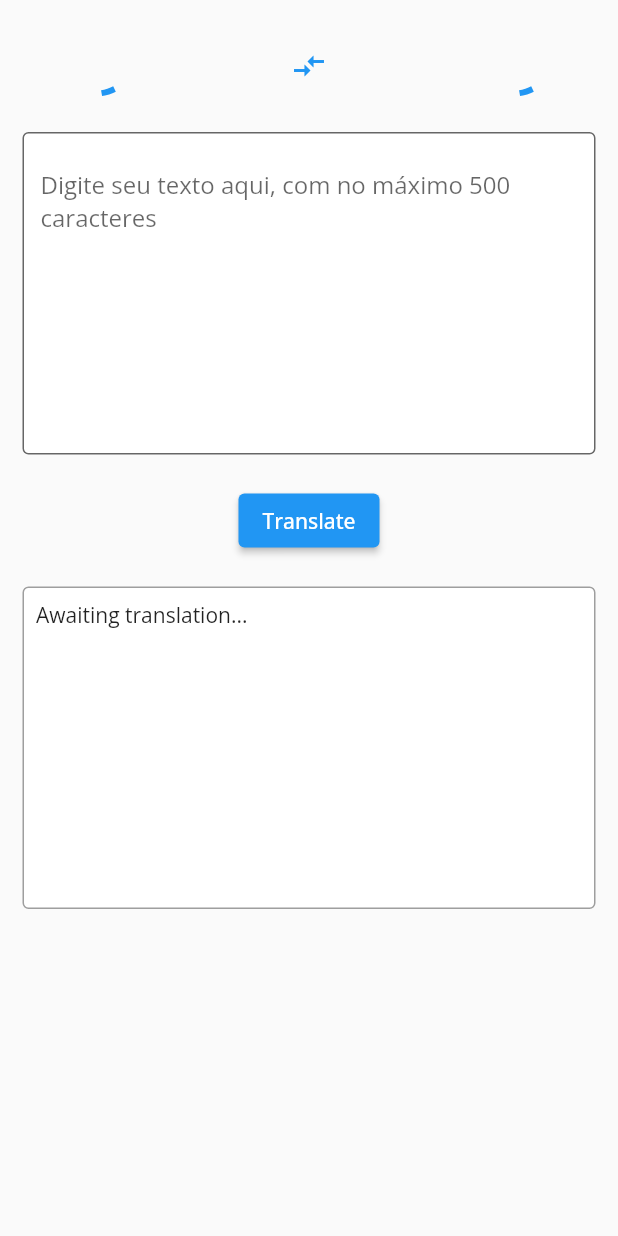
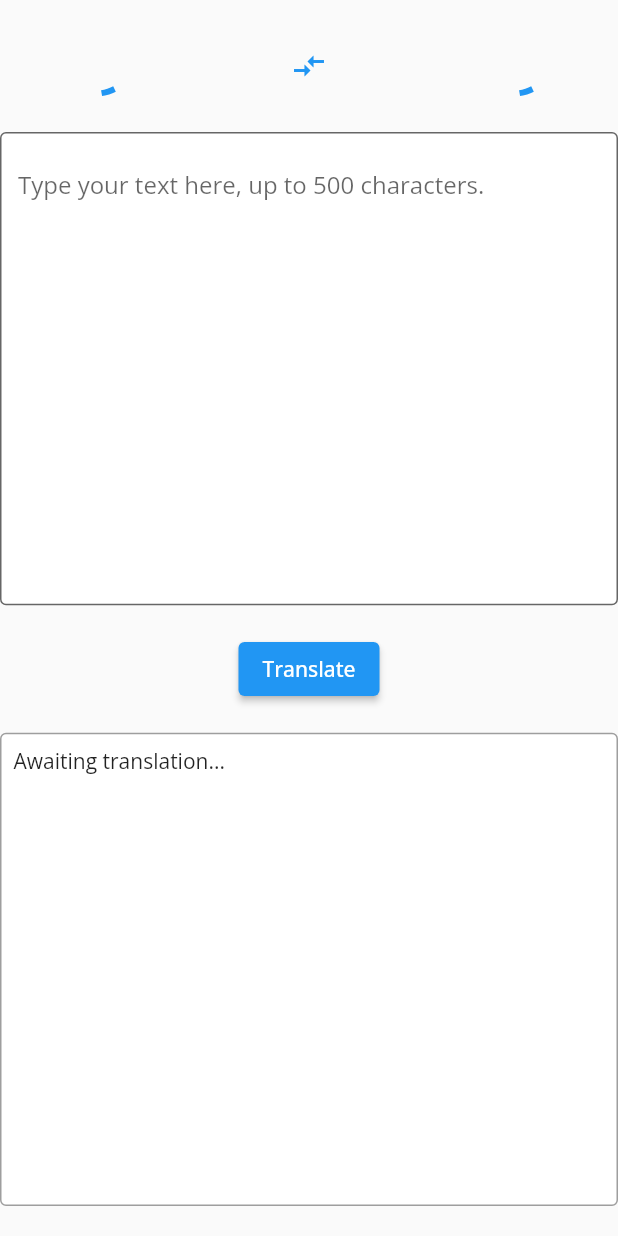
Before and after one commit to gustavolramos/flutter_language_translation_app, a Flutter app: the screen it shows after launch, on a phone screen of 412 x 824 dp. Run offline on Flutter 3.47's test engine with Material 2 defaults, Android fonts, the light colour scheme and no system bars; our stand-ins replace google_fonts, responsive_builder.

Commit message:
Last commit for the portfolio app.

```diff
--- a/lib/helper_classes/text_translation_service.dart
+++ b/lib/helper_classes/text_translation_service.dart
@@ -31,7 +31,11 @@ class TextTranslationService {
     if (response.statusCode == 200) {
       final String jsonResponse = response.body;
       final responseBody = json.decode(jsonResponse);
-      return responseBody['data']['translatedText'];
+      if (responseBody.containsKey('data') && responseBody['data'].containsKey('translatedText')) {
+        return responseBody['data']['translatedText'];
+      } else {
+        throw Exception('Failed to parse translation response');
+      }
     } else {
       throw Exception('Failed to translate language with status: ${response.statusCode}');
     }
--- a/lib/home_screen/home_page_widgets/home_body_mobile.dart
+++ b/lib/home_screen/home_page_widgets/home_body_mobile.dart
@@ -1,36 +1,19 @@
 import 'package:flutter/material.dart';
-import 'package:flutter_riverpod/flutter_riverpod.dart';
 import 'package:riverpod_language_translate/home_screen/home_page_widgets/translation_button.dart';
 import '../../helper_classes/text_translation_service.dart';
 import '../language_box_widgets/text_box_input.dart';
 import '../language_box_widgets/text_box_translated.dart';
 import '../language_selection_widgets/language_selection_row.dart';
 
-final sourceLanguageProvider = Provider<String>((ref) {
-  return 'sourceLanguage';
-});
-
-final targetLanguageProvider = Provider<String>((ref) {
-  return 'targetLanguage';
-});
-
-final sourceChangerProvider = Provider<String>((ref) {
-  final newSourceLanguage = ref.watch(sourceLanguageProvider);
-  return newSourceLanguage;
-});
-
-class LanguageTranslationBodyMobile extends ConsumerStatefulWidget {
+class LanguageTranslationBodyMobile extends StatefulWidget {
   const LanguageTranslationBodyMobile({super.key});
 
   @override
-  ConsumerState<ConsumerStatefulWidget> createState() =>
-      _LanguageTranslationBodyMobileState();
+  State<StatefulWidget> createState() => _LanguageTranslationBodyMobileState();
 }
 
-class _LanguageTranslationBodyMobileState
-    extends ConsumerState<LanguageTranslationBodyMobile> {
-  final TextTranslationService _textTranslationMethods =
-      TextTranslationService();
+class _LanguageTranslationBodyMobileState extends State<LanguageTranslationBodyMobile> {
+  final TextTranslationService _textTranslationMethods = TextTranslationService();
   late String _inputText;
   Future<String> _translatedText = Future.value('Awaiting translation...');
   String _sourceLanguage = '';
@@ -64,31 +47,32 @@ class _LanguageTranslationBodyMobileState
 
   Future<String> _translateText() async {
     setState(() {
-      _translatedText = _textTranslationMethods.translateLanguage(
-          _inputText, _targetLanguage, _sourceLanguage);
+      _translatedText = _textTranslationMethods
+        .translateLanguage(_inputText, _targetLanguage, _sourceLanguage);
     });
     return _translatedText;
   }
 
   @override
   Widget build(BuildContext context) {
-    return ListView(
-      children: [
+    return SingleChildScrollView(
+      child: SizedBox(
+        height: MediaQuery.of(context).size.height,
+        child: Column(
+          crossAxisAlignment: CrossAxisAlignment.stretch,
+          children: <Widget>[
             const SizedBox(height: 20),
-        Expanded(
-          child: LanguageSelectionRow(
+            LanguageSelectionRow(
               onSourceLanguageChanged: _onSourceLanguageChanged,
               onTargetLanguageChanged: _onTargetLanguageChanged,
             ),
-        ),
             const SizedBox(height: 20),
-        Padding(
-          padding: const EdgeInsets.symmetric(horizontal: 15.0),
-          child: Expanded(
+            Expanded(
               flex: 7,
               child: InputBox(
                 controller: _languageController,
-                  function: _controllerCallBack)),
+                function: _controllerCallBack,
+              ),
             ),
             const SizedBox(height: 20),
             Expanded(
@@ -101,12 +85,12 @@ class _LanguageTranslationBodyMobileState
               ),
             ),
             const SizedBox(height: 20),
-        Padding(
-          padding: const EdgeInsets.symmetric(horizontal: 15.0),
-          child: Expanded(
+            Expanded(
                 flex: 7, child: TranslatedBox(translatedText: _translatedText)),
-        )
+            const SizedBox(height: 20),
           ],
+        ),
+      ),
     );
   }
 }
--- a/lib/home_screen/home_page_widgets/home_page.dart
+++ b/lib/home_screen/home_page_widgets/home_page.dart
@@ -15,9 +15,7 @@ class _HomePageState extends State<HomePage> {
     return Scaffold(
       body: Column(
         children: const [
-          Expanded(
-              child: ResponsiveLayout()
-          ),
+          ResponsiveLayout(),
         ],
       ),
     );
--- a/lib/home_screen/home_page_widgets/translation_button.dart
+++ b/lib/home_screen/home_page_widgets/translation_button.dart
@@ -11,7 +11,7 @@ class TranslationButton extends StatelessWidget {
   @override
   Widget build(BuildContext context) {
     return ElevatedButton(
-        onPressed: () => translateLanguage(),
+        onPressed: () async => translateLanguage(),
         child: const Text('Translate'));
   }
 }
--- a/lib/home_screen/language_box_widgets/text_box_input.dart
+++ b/lib/home_screen/language_box_widgets/text_box_input.dart
@@ -21,7 +21,7 @@ class InputBox extends StatelessWidget {
           filled: true,
           fillColor: Colors.white,
           border: OutlineInputBorder(),
-          hintText: 'Digite seu texto aqui, com no máximo 500 caracteres',
+          hintText: 'Type your text here, up to 500 characters.',
         ),
       ),
     );
--- a/lib/home_screen/language_box_widgets/text_box_translated.dart
+++ b/lib/home_screen/language_box_widgets/text_box_translated.dart
@@ -23,7 +23,7 @@ class TranslatedBox extends StatelessWidget {
             if (snapshot.hasData) {
               return Text(snapshot.data!);
             } else if (snapshot.hasError) {
-              return Text('Error: ${snapshot.error}');
+              return Text('${snapshot.error}');
             } else {
               return const CustomTextStyle(text: 'Waiting for user input');
             }
--- a/lib/home_screen/language_selection_widgets/language_selection_row.dart
+++ b/lib/home_screen/language_selection_widgets/language_selection_row.dart
@@ -70,7 +70,8 @@ class _LanguageSelectionRowState extends State<LanguageSelectionRow> {
             : LanguageDropDownButton(
                 items: _items,
                 dropDownValue: _sourceDropDownValue,
-                dropDownCallBack: _sourceDropDownCallBack),
+                dropDownCallBack: _sourceDropDownCallBack,
+                ),
         IconButton(
           icon: const Icon(Icons.compare_arrows),
           onPressed: _switchLanguages,
@@ -81,7 +82,8 @@ class _LanguageSelectionRowState extends State<LanguageSelectionRow> {
             : LanguageDropDownButton(
                 items: _items,
                 dropDownValue: _targetDropDownValue,
-                dropDownCallBack: _targetDropDownCallBack),
+                dropDownCallBack: _targetDropDownCallBack,
+                ),
       ],
     );
   }
--- a/lib/main.dart
+++ b/lib/main.dart
@@ -1,21 +1,17 @@
 import 'package:flutter/material.dart';
 import 'package:google_fonts/google_fonts.dart';
 import 'home_screen/home_page_widgets/home_page.dart';
-import 'package:flutter_riverpod/flutter_riverpod.dart';
 
-final boolProvider = Provider<bool>((ref) => false);
+void main() => runApp(const MyApp());
 
-void main() => runApp(const ProviderScope(child: MyApp()));
-
-class MyApp extends ConsumerWidget {
+class MyApp extends StatelessWidget {
   const MyApp({super.key});
 
   @override
-  Widget build(BuildContext context, WidgetRef ref) {
-    final bool appProvider = ref.watch(boolProvider);
+  Widget build(BuildContext context) {
     return MaterialApp(
       home: const HomePage(),
-      debugShowCheckedModeBanner: appProvider,
+      debugShowCheckedModeBanner: false,
       theme: Theme.of(context)
           .copyWith(textTheme: GoogleFonts.openSansTextTheme()),
     );
--- a/pubspec.yaml
+++ b/pubspec.yaml
@@ -34,15 +34,10 @@ dependencies:
   http: ^0.13.5
   responsive_builder: ^0.6.4
   google_fonts: ^4.0.3
-  riverpod_annotation: ^2.1.0
-  flutter_riverpod: ^2.3.6
 
 dev_dependencies:
   flutter_test:
     sdk: flutter
-  build_runner: ^2.3.3
-  riverpod_generator: ^2.2.0
-  riverpod_lint: ^1.3.0
   custom_lint: ^0.3.4
   flutter_lints: ^2.0.1
 
```
Also changed, not shown: lib/providers.dart (deleted, +0 -32 lines), pubspec.lock, 1 other file. Lines whose indentation alone changed are shown as unchanged.
